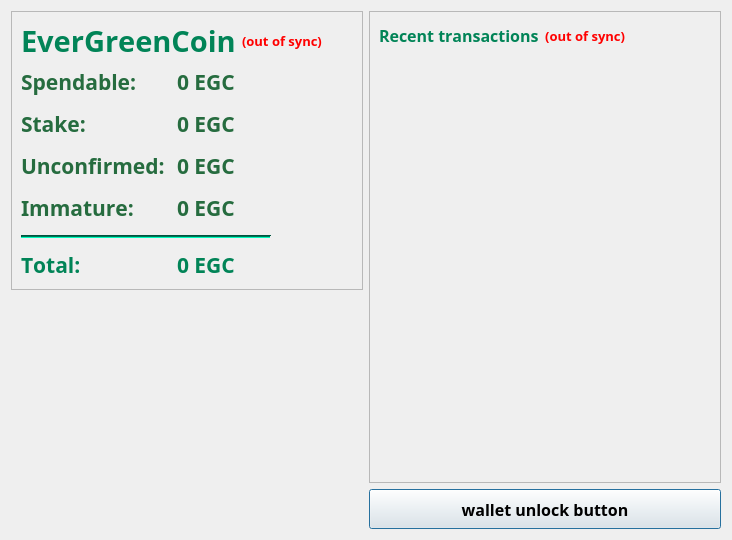
The window that src/qt/forms/overviewpage.ui (m1ari/EverGreenCoin) describes before a commit, drawn with Qt 5.
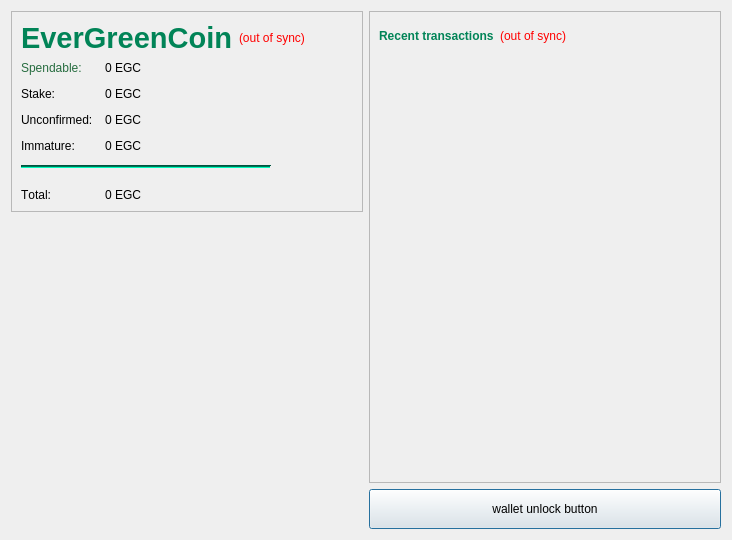
The same window after the commit. Icons and pictures are not drawn.

Commit message: Remove Typola

```diff
--- a/src/qt/forms/overviewpage.ui
+++ b/src/qt/forms/overviewpage.ui
@@ -41,7 +41,7 @@
             <property name="minimumSize">
              <size>
               <width>150</width>
-              <height>40</height>
+              <height>0</height>
              </size>
             </property>
             <property name="palette">
@@ -459,20 +459,6 @@
               </disabled>
              </palette>
             </property>
-            <property name="font">
-             <font>
-              <family>Typola</family>
-              <pointsize>22</pointsize>
-              <weight>99</weight>
-              <italic>false</italic>
-              <bold>true</bold>
-             </font>
-            </property>
-            <property name="styleSheet">
-             <string notr="true">QLabel { color: rgb(1,132,87); }
-QLabel { font: 22pt &quot;Typola&quot;; }
-QLabel { font-weight: 900; }</string>
-            </property>
             <property name="text">
              <string>&lt;html&gt;&lt;head/&gt;&lt;body&gt;&lt;p&gt;&lt;span style=&quot; font-size:22pt; font-weight:600; color:#018457;&quot;&gt;EverGreenCoin&lt;/span&gt;&lt;/p&gt;&lt;/body&gt;&lt;/html&gt;</string>
             </property>
@@ -480,22 +466,11 @@
           </item>
           <item>
            <widget class="QLabel" name="labelWalletStatus">
-            <property name="font">
-             <font>
-              <family>Typola</family>
-              <pointsize>10</pointsize>
-              <weight>99</weight>
-              <italic>false</italic>
-              <bold>true</bold>
-             </font>
-            </property>
             <property name="toolTip">
              <string>The displayed information may be out of date. Your wallet automatically synchronizes with the EverGreenCoin network after a connection is established, but this process has not completed yet.</string>
             </property>
             <property name="styleSheet">
-             <string notr="true">QLabel { color: red; }
-QLabel { font: 10pt &quot;Typola&quot;; }
-QLabel { font-weight: 900; }</string>
+             <string notr="true">color: red;</string>
             </property>
             <property name="text">
              <string notr="true">(out of sync)</string>
@@ -542,7 +517,7 @@
             <property name="minimumSize">
              <size>
               <width>0</width>
-              <height>22</height>
+              <height>0</height>
              </size>
             </property>
             <property name="palette">
@@ -960,20 +935,6 @@
               </disabled>
              </palette>
             </property>
-            <property name="font">
-             <font>
-              <family>Typola</family>
-              <pointsize>16</pointsize>
-              <weight>99</weight>
-              <italic>false</italic>
-              <bold>true</bold>
-             </font>
-            </property>
-            <property name="styleSheet">
-             <string notr="true">QLabel { color: #266C3F; }
-QLabel { font: 16pt &quot;Typola&quot;; }
-QLabel { font-weight: 900; }</string>
-            </property>
             <property name="text">
              <string>Spendable:</string>
             </property>
@@ -993,29 +954,15 @@
             <property name="minimumSize">
              <size>
               <width>0</width>
-              <height>25</height>
+              <height>0</height>
              </size>
             </property>
-            <property name="font">
-             <font>
-              <family>Typola</family>
-              <pointsize>16</pointsize>
-              <weight>99</weight>
-              <italic>false</italic>
-              <bold>true</bold>
-             </font>
-            </property>
             <property name="cursor">
              <cursorShape>IBeamCursor</cursorShape>
             </property>
             <property name="toolTip">
              <string>Your current spendable balance</string>
             </property>
-            <property name="styleSheet">
-             <string notr="true">QLabel { color: #266C3F; }
-QLabel { font: 16pt &quot;Typola&quot;; }
-QLabel { font-weight: 900; }</string>
-            </property>
             <property name="text">
              <string notr="true">0 EGC</string>
             </property>
@@ -1032,23 +979,9 @@
             <property name="minimumSize">
              <size>
               <width>0</width>
-              <height>22</height>
+              <height>0</height>
              </size>
             </property>
-            <property name="font">
-             <font>
-              <family>Typola</family>
-              <pointsize>16</pointsize>
-              <weight>99</weight>
-              <italic>false</italic>
-              <bold>true</bold>
-             </font>
-            </property>
-            <property name="styleSheet">
-             <string notr="true">QLabel { color: #266C3F; }
-QLabel { font: 16pt &quot;Typola&quot;; }
-QLabel { font-weight: 900; }</string>
-            </property>
             <property name="text">
              <string>Stake:</string>
             </property>
@@ -1062,28 +995,14 @@
             <property name="minimumSize">
              <size>
               <width>0</width>
-              <height>20</height>
+              <height>0</height>
              </size>
             </property>
-            <property name="font">
-             <font>
-              <family>Typola</family>
-              <pointsize>16</pointsize>
-              <weight>99</weight>
-              <italic>false</italic>
-              <bold>true</bold>
-             </font>
-            </property>
             <property name="cursor">
              <cursorShape>IBeamCursor</cursorShape>
             </property>
             <property name="toolTip">
-             <string>Total of coins that was staked, and do not yet count toward the current balance</string>
-            </property>
-            <property name="styleSheet">
-             <string notr="true">QLabel { color: #266C3F; }
-QLabel { font: 16pt &quot;Typola&quot;; }
-QLabel { font-weight: 900; }</string>
+             <string>Total of EverGreenCoin that were staked, and do not yet count toward the current balance</string>
             </property>
             <property name="text">
              <string notr="true">0 EGC</string>
@@ -1101,23 +1020,9 @@
             <property name="minimumSize">
              <size>
               <width>0</width>
-              <height>22</height>
+              <height>0</height>
              </size>
             </property>
-            <property name="font">
-             <font>
-              <family>Typola</family>
-              <pointsize>16</pointsize>
-              <weight>99</weight>
-              <italic>false</italic>
-              <bold>true</bold>
-             </font>
-            </property>
-            <property name="styleSheet">
-             <string notr="true">QLabel { color: #266C3F; }
-QLabel { font: 16pt &quot;Typola&quot;; }
-QLabel { font-weight: 900; }</string>
-            </property>
             <property name="text">
              <string>Unconfirmed:</string>
             </property>
@@ -1131,29 +1036,15 @@
             <property name="minimumSize">
              <size>
               <width>0</width>
-              <height>20</height>
+              <height>0</height>
              </size>
             </property>
-            <property name="font">
-             <font>
-              <family>Typola</family>
-              <pointsize>16</pointsize>
-              <weight>99</weight>
-              <italic>false</italic>
-              <bold>true</bold>
-             </font>
-            </property>
             <property name="cursor">
              <cursorShape>IBeamCursor</cursorShape>
             </property>
             <property name="toolTip">
              <string>Total of transactions that have yet to be confirmed, and do not yet count toward the current balance</string>
             </property>
-            <property name="styleSheet">
-             <string notr="true">QLabel { color: #266C3F; }
-QLabel { font: 16pt &quot;Typola&quot;; }
-QLabel { font-weight: 900; }</string>
-            </property>
             <property name="text">
              <string notr="true">0 EGC</string>
             </property>
@@ -1170,23 +1061,9 @@
             <property name="minimumSize">
              <size>
               <width>0</width>
-              <height>22</height>
+              <height>0</height>
              </size>
             </property>
-            <property name="font">
-             <font>
-              <family>Typola</family>
-              <pointsize>16</pointsize>
-              <weight>99</weight>
-              <italic>false</italic>
-              <bold>true</bold>
-             </font>
-            </property>
-            <property name="styleSheet">
-             <string notr="true">QLabel { color: #266C3F; }
-QLabel { font: 16pt &quot;Typola&quot;; }
-QLabel { font-weight: 900; }</string>
-            </property>
             <property name="text">
              <string>Immature:</string>
             </property>
@@ -1200,26 +1077,12 @@
             <property name="minimumSize">
              <size>
               <width>0</width>
-              <height>20</height>
+              <height>0</height>
              </size>
             </property>
-            <property name="font">
-             <font>
-              <family>Typola</family>
-              <pointsize>16</pointsize>
-              <weight>99</weight>
-              <italic>false</italic>
-              <bold>true</bold>
-             </font>
-            </property>
             <property name="toolTip">
              <string>Mined balance that has not yet matured</string>
             </property>
-            <property name="styleSheet">
-             <string notr="true">QLabel { color: #266C3F; }
-QLabel { font: 16pt &quot;Typola&quot;; }
-QLabel { font-weight: 900; }</string>
-            </property>
             <property name="text">
              <string notr="true">0 EGC</string>
             </property>
@@ -1685,20 +1548,6 @@
               <height>22</height>
              </size>
             </property>
-            <property name="font">
-             <font>
-              <family>Typola</family>
-              <pointsize>16</pointsize>
-              <weight>99</weight>
-              <italic>false</italic>
-              <bold>true</bold>
-             </font>
-            </property>
-            <property name="styleSheet">
-             <string notr="true">QLabel { color: rgb(1,132,87); }
-QLabel { font: 16pt &quot;Typola&quot;; }
-QLabel { font-weight: 900; }</string>
-            </property>
             <property name="text">
              <string>Total:</string>
             </property>
@@ -1715,26 +1564,12 @@
               <height>20</height>
              </size>
             </property>
-            <property name="font">
-             <font>
-              <family>Typola</family>
-              <pointsize>16</pointsize>
-              <weight>99</weight>
-              <italic>false</italic>
-              <bold>true</bold>
-             </font>
-            </property>
             <property name="cursor">
              <cursorShape>IBeamCursor</cursorShape>
             </property>
             <property name="toolTip">
              <string>Your current total balance</string>
             </property>
-            <property name="styleSheet">
-             <string notr="true">QLabel { color: rgb(1,132,87); }
-QLabel { font: 16pt &quot;Typola&quot;; }
-QLabel { font-weight: 900; }</string>
-            </property>
             <property name="text">
              <string notr="true">0 EGC</string>
             </property>
@@ -1837,14 +1672,6 @@
               <height>30</height>
              </size>
             </property>
-            <property name="font">
-             <font>
-              <family>Typola</family>
-              <pointsize>12</pointsize>
-              <stylestrategy>PreferAntialias</stylestrategy>
-              <kerning>false</kerning>
-             </font>
-            </property>
             <property name="text">
              <string>&lt;html&gt;&lt;head/&gt;&lt;body&gt;&lt;p&gt;&lt;span style=&quot; font-weight:900; color: rgb(1, 132, 87);&quot;&gt;Recent transactions&lt;/span&gt;&lt;/p&gt;&lt;/body&gt;&lt;/html&gt;</string>
             </property>
@@ -1852,22 +1679,11 @@
           </item>
           <item>
            <widget class="QLabel" name="labelTransactionsStatus">
-            <property name="font">
-             <font>
-              <family>Typola</family>
-              <pointsize>10</pointsize>
-              <weight>99</weight>
-              <italic>false</italic>
-              <bold>true</bold>
-             </font>
-            </property>
             <property name="toolTip">
              <string>The displayed information may be out of date. Your wallet automatically synchronizes with the EverGreenCoin network after a connection is established, but this process has not completed yet.</string>
             </property>
             <property name="styleSheet">
-             <string notr="true">QLabel { color: red; }
-QLabel { font: 10pt &quot;Typola&quot;; }
-QLabel { font-weight: 900; }</string>
+             <string notr="true">color: red;</string>
             </property>
             <property name="text">
              <string notr="true">(out of sync)</string>
@@ -1940,16 +1756,6 @@
          <height>16777214</height>
         </size>
        </property>
-       <property name="font">
-        <font>
-         <family>Typola</family>
-         <pointsize>12</pointsize>
-         <weight>75</weight>
-         <bold>true</bold>
-         <stylestrategy>PreferAntialias</stylestrategy>
-         <kerning>false</kerning>
-        </font>
-       </property>
        <property name="toolTip">
         <string/>
        </property>
```
Left out of the diff: 2 changed lines with no effect on the pictures. The commit also changes 20 other files.
